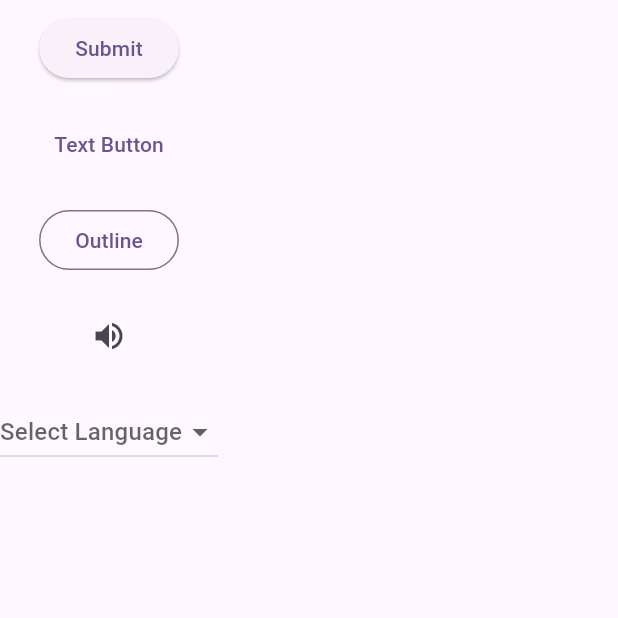
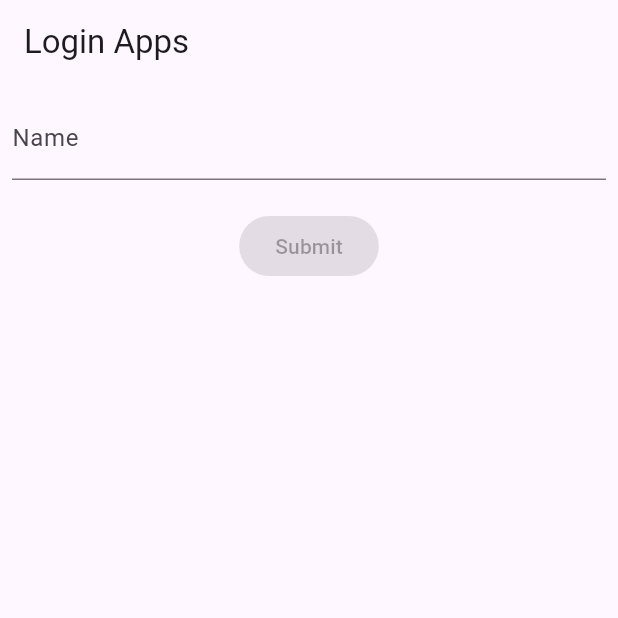
Before and after one commit to bayutp/dicoding-flutter-pemula, a Flutter app: the screen it shows after launch, on a phone screen of 412 x 824 dp, the top half of it. Run offline on Flutter 3.47's test engine with Material 3 defaults, Android fonts, the phone set to English and light mode, and no system bars.

Commit message:
Explore text field and validation

```diff
--- /dev/null
+++ b/lib/input.dart
@@ -0,0 +1,79 @@
+import 'package:flutter/material.dart';
+
+class LoginScreen extends StatefulWidget {
+  const LoginScreen({super.key});
+
+  @override
+  State<LoginScreen> createState() => _LoginScreenState();
+}
+
+class _LoginScreenState extends State<LoginScreen> {
+  final _controller = TextEditingController();
+  String? _errorMsg;
+  bool _isEnabled = false;
+  // String _name = '';
+  @override
+  void initState() {
+    super.initState();
+    _controller.addListener(validateInput);
+  }
+
+  void validateInput() {
+    final text = _controller.text;
+    _errorMsg = switch (text) {
+      String name when name.isEmpty => 'Field name tidak boleh kosong',
+      String name when name.length < 3 => 'Field name minimal 3 karakter',
+      _ => null
+    };
+    setState(() {
+      _isEnabled = _errorMsg == null;
+    });
+  }
+
+  @override
+  Widget build(BuildContext context) {
+    return Scaffold(
+      appBar: AppBar(title: const Text('Login Apps')),
+      body: Padding(
+        padding: const EdgeInsets.all(8),
+        child: Column(
+          children: [
+            TextField(
+              controller: _controller,
+              decoration: InputDecoration(
+                hintText: 'John Doe',
+                labelText: 'Name',
+                errorText: _errorMsg,
+              ),
+              // onChanged: (String value) {
+              //   setState(() {
+              //     _name = value;
+              //   });
+              // },
+            ),
+            SizedBox(height: 20),
+            ElevatedButton(
+              onPressed: _isEnabled
+                  ? () {
+                      showDialog(
+                        context: context,
+                        builder: (context) => AlertDialog(
+                          content: Text('Helo, ${_controller.text}'),
+                        ),
+                      );
+                    }
+                  : null,
+              child: Text('Submit'),
+            ),
+          ],
+        ),
+      ),
+    );
+  }
+
+  @override
+  void dispose() {
+    _controller.dispose();
+    super.dispose();
+  }
+}
--- a/lib/main.dart
+++ b/lib/main.dart
@@ -1,4 +1,5 @@
 import 'package:flutter/material.dart';
+import 'package:flutter_apps/input.dart';
 
 void main() {
   runApp(const MyApp());
@@ -14,7 +15,7 @@ class MyApp extends StatelessWidget {
       theme: ThemeData(
         colorScheme: ColorScheme.fromSeed(seedColor: Colors.deepPurple),
       ),
-      home: Scaffold(body: MyButton()),
+      home: LoginScreen(),
       // home: const MyHomePage(title: 'Flutter Demo Home Page'),
     );
   }
```
